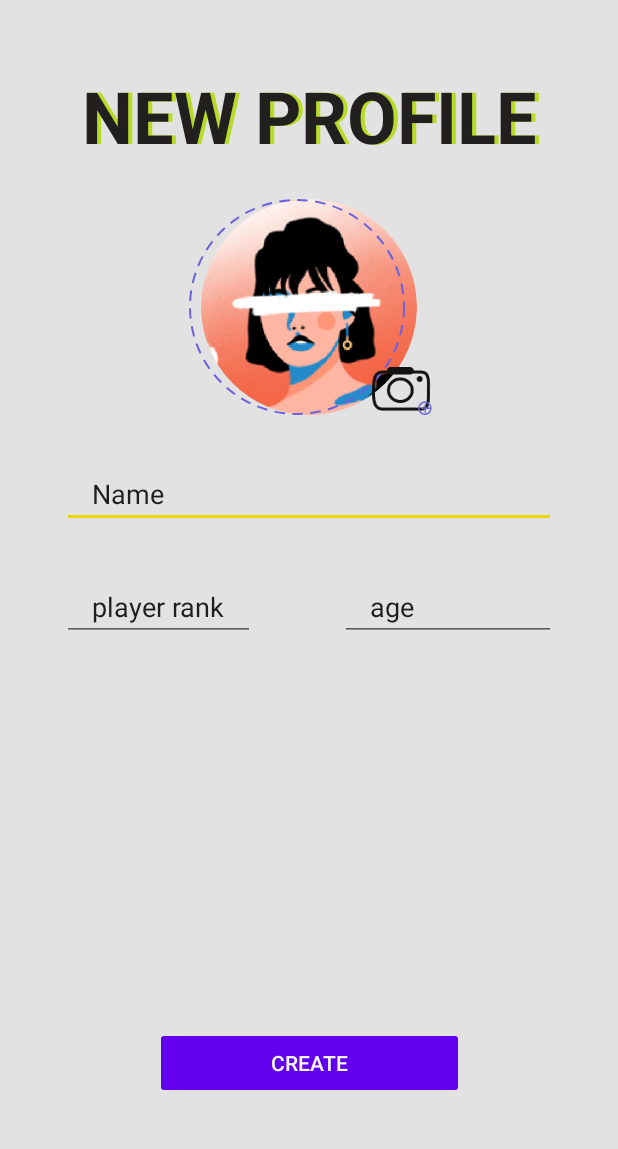
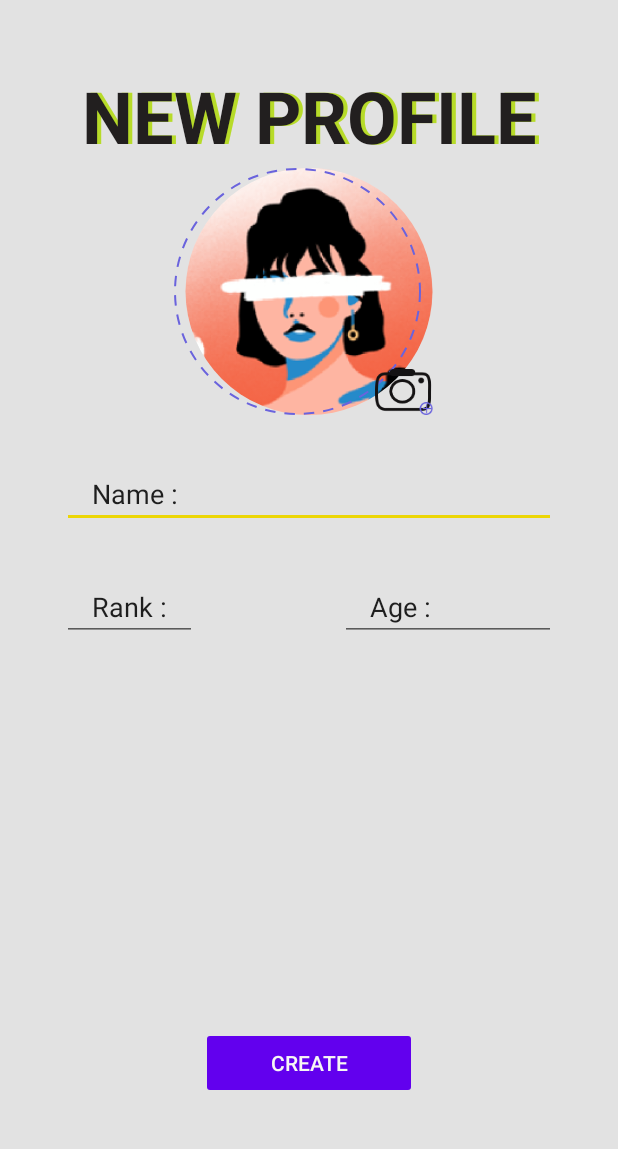
Before and after one commit to DanielIKKA/TennisTrackerApp, an Android app: the screen it shows after launch (MainActivity), in the side drawer, after a tap on "New player", on a phone screen of 412 x 824 dp, the part 62-1211 px from its top. Run offline under Robolectric (Android 15) with nearby library versions, the phone set to English and light mode, and no system bars; our stand-ins replace CircleImageView.

Commit message:
rename files and manage new and update profile

```diff
--- a/app/src/main/java/com/android/tennistrackerapp/controller/activities/MainActivity.java
+++ b/app/src/main/java/com/android/tennistrackerapp/controller/activities/MainActivity.java
@@ -8,7 +8,7 @@ import android.view.MenuItem;
 
 import com.android.tennistrackerapp.R;
 import com.android.tennistrackerapp.controller.fragments.HomeFragment;
-import com.android.tennistrackerapp.controller.fragments.NewProfileFragment;
+import com.android.tennistrackerapp.controller.fragments.ManageProfileFragment;
 import com.android.tennistrackerapp.model.database.DBManager;
 import com.google.android.material.navigation.NavigationView;
 
@@ -44,13 +44,13 @@ public class MainActivity extends AppCompatActivity implements NavigationView.On
     //FOR FRAGMENTS
     // 1 - Declare fragment handled by Navigation Drawer
     private Fragment fragmentHome;
-    private Fragment fragmentNewProfile;
+    private Fragment fragmentManageProfile;
     private Fragment fragmentSettings;
 
     //FOR DATAS
     // 2 - Identify each fragment with a number
     private static final int FRAGMENT_HOME = 0;
-    private static final int FRAGMENT_NEW_PROFILE = 1;
+    private static final int FRAGMENT_MANAGE_PROFILE = 1;
     private static final int FRAGMENT_SETTINGS = 2;
 
 
@@ -168,7 +168,7 @@ public class MainActivity extends AppCompatActivity implements NavigationView.On
                 showFragment(FRAGMENT_HOME);
                 break;
             case R.id.menu_item_new_player:
-                showFragment(FRAGMENT_NEW_PROFILE);
+                showFragment(FRAGMENT_MANAGE_PROFILE);
                 break;
             case R.id.menu_item_settings:
                 showFragment(FRAGMENT_SETTINGS);
@@ -187,8 +187,8 @@ public class MainActivity extends AppCompatActivity implements NavigationView.On
             case FRAGMENT_HOME :
                 this.showHomeFragment();
                 break;
-            case FRAGMENT_NEW_PROFILE:
-                this.showNewProfileFragment();
+            case FRAGMENT_MANAGE_PROFILE:
+                this.showManageProfileFragment();
                 break;
             case FRAGMENT_SETTINGS:
                 this.showSettingsFragment();
@@ -203,9 +203,12 @@ public class MainActivity extends AppCompatActivity implements NavigationView.On
         this.startTransactionFragment(this.fragmentHome);
     }
 
-    private void showNewProfileFragment(){
-        if (this.fragmentNewProfile == null) this.fragmentNewProfile = NewProfileFragment.newInstance();
-        this.startTransactionFragment(this.fragmentNewProfile);
+    private void showManageProfileFragment(){
+        if (this.fragmentManageProfile == null) {
+            this.fragmentManageProfile = ManageProfileFragment
+                    .newInstance(ManageProfileFragment.ProfileViewState.NEW_PROFILE);
+        }
+        this.startTransactionFragment(this.fragmentManageProfile);
     }
 
     private void showSettingsFragment(){
--- a/app/src/main/java/com/android/tennistrackerapp/controller/fragments/NewProfileFragment.java
+++ b/app/src/main/java/com/android/tennistrackerapp/controller/fragments/ManageProfileFragment.java
@@ -1,5 +1,6 @@
 package com.android.tennistrackerapp.controller.fragments;
 
+import android.content.Context;
 import android.os.Bundle;
 import android.text.Editable;
 import android.text.TextWatcher;
@@ -9,6 +10,8 @@ import android.view.ViewGroup;
 import android.view.inputmethod.InputMethodManager;
 import android.widget.Button;
 import android.widget.EditText;
+import android.widget.ImageView;
+import android.widget.TextView;
 
 import com.android.tennistrackerapp.R;
 import com.android.tennistrackerapp.model.Player;
@@ -24,47 +27,63 @@ import static android.content.Context.INPUT_METHOD_SERVICE;
 /**
  * A simple {@link Fragment} subclass.
  */
-public class NewProfileFragment extends Fragment implements View.OnClickListener, TextWatcher {
+public class ManageProfileFragment extends Fragment implements View.OnClickListener, TextWatcher {
 
     // --------------
     // DESIGN ELEM
     // --------------
     private View mainView;
-    private Button btnCreate;
-
-    enum BtnState {
-        ENABLE, DISABLE
-    }
+    private Button btnAction;
+    private Button btnDelete;
+    private ImageView image;
+    private TextView title;
 
     // ---------------------
     // PRIVATES ATTRIBUTES
     // ---------------------
     private DBManager manager = DBManager.getInstance();
     private ArrayList<EditText> fields = new ArrayList<>();
+    private ProfileViewState state;
+
+    private enum BtnState {
+        ENABLE, DISABLE
+    }
+
+    public static enum ProfileViewState {
+        NEW_PROFILE, UPDATE_PROFILE
+    }
 
     // --------------
     // CONSTRUCTOR
     // --------------
-    public NewProfileFragment() {}
+    public ManageProfileFragment() {}
 
-    public static NewProfileFragment newInstance() {
-        return new NewProfileFragment();
+    public static ManageProfileFragment newInstance(ManageProfileFragment.ProfileViewState state) {
+        ManageProfileFragment fragment = new ManageProfileFragment();
+        fragment.state = state;
+        return fragment;
     }
 
     @Override
     public View onCreateView(LayoutInflater inflater, ViewGroup container, Bundle savedInstanceState) {
         // Inflate the layout for this fragment
-        this.mainView =  inflater.inflate(R.layout.fragment_new_profile, container, false);
+        this.mainView =  inflater.inflate(R.layout.fragment_manage_profile, container, false);
 
-        //design elements
-        this.btnCreate = mainView.findViewById(R.id.new_profile_btn);
-        fields.add((EditText) mainView.findViewById(R.id.new_profile_field_name));
-        fields.add((EditText) mainView.findViewById(R.id.new_profile_field_rank));
-        fields.add((EditText) mainView.findViewById(R.id.new_profile_field_age));
+        //common design elements
+        this.btnAction = mainView.findViewById(R.id.manage_profile_btn_action);
+        this.btnDelete = mainView.findViewById(R.id.manage_profile_btn_delete);
+        this.image = mainView.findViewById(R.id.manage_profile_image);
+        this.title = mainView.findViewById(R.id.manage_profile_title);
+        fields.add((EditText) mainView.findViewById(R.id.manage_profile_field_name));
+        fields.add((EditText) mainView.findViewById(R.id.manage_profile_field_rank));
+        fields.add((EditText) mainView.findViewById(R.id.manage_profile_field_age));
+
+        //configure depend on state
+        setupUI();
 
         //set listeners
-        this.btnCreate.setOnClickListener(this);
-        this.mainView.findViewById(R.id.new_profile_layout).setOnClickListener(this);
+        this.btnAction.setOnClickListener(this);
+        this.mainView.findViewById(R.id.manage_profile_layout).setOnClickListener(this);
 
         for (EditText field : fields) {
             field.addTextChangedListener(this);
@@ -73,6 +92,22 @@ public class NewProfileFragment extends Fragment implements View.OnClickListener
         return this.mainView;
     }
 
+    // ------------------
+    // CONFIGURE
+    // ------------------
+    private void setupUI() {
+        Context context = Objects.requireNonNull(getContext());
+
+        if(state.equals(ProfileViewState.NEW_PROFILE)) {
+            this.title.setText(context.getResources().getText(R.string.manage_profile_title_new));
+            this.btnAction.setText(context.getResources().getText(R.string.manage_profile_btn_action_new_profile));
+            this.btnDelete.setVisibility(View.INVISIBLE);
+        } else if (state.equals(ProfileViewState.UPDATE_PROFILE)) {
+            this.title.setText(context.getResources().getText(R.string.manage_profile_title_update));
+            this.btnAction.setText(context.getResources().getText(R.string.manage_profile_btn_action_update_profile));
+            this.btnDelete.setVisibility(View.VISIBLE);
+        }
+    }
 
     // ------------------
     // PRIVATE METHODS
@@ -103,10 +138,10 @@ public class NewProfileFragment extends Fragment implements View.OnClickListener
     private void setBtnState(BtnState state) {
         switch (state) {
             case ENABLE:
-                this.btnCreate.setEnabled(true);
+                this.btnAction.setEnabled(true);
                 break;
             case DISABLE:
-                this.btnCreate.setEnabled(false);
+                this.btnAction.setEnabled(false);
                 break;
         }
     }
@@ -116,7 +151,7 @@ public class NewProfileFragment extends Fragment implements View.OnClickListener
     // ----------------------------
     @Override
     public void onClick(View v) {
-        if(v.equals(mainView.findViewById(R.id.new_profile_layout))) {
+        if(v.equals(mainView.findViewById(R.id.manage_profile_layout))) {
             hideSoftKeyBoard();
             return;
         }
--- a/app/src/main/res/drawable/circle.xml
+++ b/app/src/main/res/drawable/circle.xml
@@ -4,7 +4,7 @@
         <shape android:shape="oval">
             <stroke
                 android:color="@color/colorAccent_secondary"
-                android:dashGap="5sp"
+                android:dashGap="6sp"
                 android:dashWidth="7sp"
                 android:width="1sp"/>
         </shape>
--- a/app/src/main/res/layout/fragment_new_profile.xml
+++ b/app/src/main/res/layout/fragment_manage_profile.xml
@@ -3,52 +3,64 @@
     xmlns:android="http://schemas.android.com/apk/res/android"
     xmlns:app="http://schemas.android.com/apk/res-auto"
     xmlns:tools="http://schemas.android.com/tools"
-    android:id="@+id/new_profile_layout"
+    android:id="@+id/manage_profile_layout"
     android:layout_width="match_parent"
     android:layout_height="match_parent"
-    tools:context=".controller.fragments.NewProfileFragment">
+    tools:context=".controller.fragments.ManageProfileFragment">
 
     <!-- Header -->
     <androidx.appcompat.widget.AppCompatTextView
-        android:id="@+id/new_profile_title_highlight"
+        android:id="@+id/manage_profile_title_highlight"
         style="@style/TextAppearance.MaterialComponents.Headline3"
         android:layout_width="0dp"
 
         android:layout_height="wrap_content"
         android:layout_marginStart="5sp"
-        android:text="@string/new_profile_title"
+        android:text="@string/manage_profile_title_new"
         android:textAlignment="center"
 
         android:textColor="@color/green_tennisTracker"
         android:textStyle="bold"
-        app:layout_constraintEnd_toEndOf="@id/new_profile_title"
-        app:layout_constraintStart_toStartOf="@id/new_profile_title"
-        app:layout_constraintTop_toTopOf="@id/new_profile_title" />
+        app:layout_constraintEnd_toEndOf="@id/manage_profile_title"
+        app:layout_constraintStart_toStartOf="@id/manage_profile_title"
+        app:layout_constraintTop_toTopOf="@id/manage_profile_title" />
 
     <androidx.appcompat.widget.AppCompatTextView
-        android:id="@+id/new_profile_title"
+        android:id="@+id/manage_profile_title"
         style="@style/TextAppearance.MaterialComponents.Headline3"
         android:layout_width="match_parent"
         android:layout_height="wrap_content"
         android:layout_marginVertical="30dp"
 
-        android:text="@string/new_profile_title"
+        android:text="@string/manage_profile_title_new"
         android:textAlignment="center"
         android:textColor="@color/text_dark"
         android:textStyle="bold"
         app:layout_constraintTop_toTopOf="parent" />
 
-    <!-- body -->
+    <androidx.appcompat.widget.AppCompatButton
+        android:id="@+id/manage_profile_btn_delete"
+        android:layout_width="wrap_content"
+        android:layout_height="wrap_content"
+
+        android:text="@string/manage_profile_btn_delete"
+
+        app:layout_constraintTop_toTopOf="@id/manage_profile_image"
+        app:layout_constraintStart_toEndOf="@id/manage_profile_image"
+        app:layout_constraintEnd_toEndOf="parent"
+        />
+
+    <!-- Image -->
     <de.hdodenhof.circleimageview.CircleImageView
-        android:id="@+id/new_profile_image"
+        android:id="@+id/manage_profile_image"
         android:layout_width="0dp"
         android:layout_height="0dp"
 
         app:layout_constraintStart_toStartOf="parent"
         app:layout_constraintEnd_toEndOf="parent"
-        app:layout_constraintBottom_toTopOf="@id/new_profile_field_name"
+        app:layout_constraintBottom_toTopOf="@id/manage_profile_field_name"
         app:layout_constraintDimensionRatio="1:1"
-        app:layout_constraintWidth_percent="0.35"
+        app:layout_constraintWidth_percent="0.4"
         android:layout_marginVertical="30dp"
 
 
@@ -56,43 +68,47 @@
         android:scaleType="centerCrop"
         />
     <View
-        android:id="@+id/new_profile_dashed_circle"
+        android:id="@+id/manage_profile_dashed_circle"
         android:layout_width="0dp"
         android:layout_height="0dp"
 
-        app:layout_constraintTop_toTopOf="@id/new_profile_image"
-        app:layout_constraintBottom_toBottomOf="@id/new_profile_image"
-
+        app:layout_constraintTop_toTopOf="@id/manage_profile_image"
+        app:layout_constraintBottom_toBottomOf="@id/manage_profile_image"
         app:layout_constraintStart_toStartOf="parent"
         app:layout_constraintEnd_toEndOf="parent"
+
         app:layout_constraintDimensionRatio="1:1"
         app:layout_constraintHorizontal_bias="0.47"
 
         android:background="@drawable/circle"
         />
     <View
-        android:layout_width="40dp"
+        android:id="@+id/manage_profile_icon_camera"
+        android:layout_width="0dp"
         android:layout_height="0dp"
 
-        app:layout_constraintBottom_toBottomOf="@id/new_profile_image"
-        app:layout_constraintStart_toEndOf="@id/new_profile_dashed_circle"
-        app:layout_constraintEnd_toEndOf="@id/new_profile_image"
+        app:layout_constraintTop_toTopOf="@id/manage_profile_image"
+        app:layout_constraintBottom_toBottomOf="@id/manage_profile_image"
+        app:layout_constraintEnd_toEndOf="@id/manage_profile_image"
+
+        app:layout_constraintHeight_percent="0.04"
+        app:layout_constraintVertical_bias="1"
         app:layout_constraintHorizontal_bias="0.7"
         app:layout_constraintDimensionRatio="5:4"
         android:background="@drawable/camera"
         />
 
+    <!-- Fields -->
     <androidx.appcompat.widget.AppCompatEditText
-        android:id="@+id/new_profile_field_name"
+        android:id="@+id/manage_profile_field_name"
         android:layout_width="0dp"
         android:layout_height="wrap_content"
 
         android:layout_marginTop="60dp"
-        android:hint="Name of player"
         android:inputType="textPersonName"
         android:paddingHorizontal="20dp"
 
-        android:text="@string/new_profiles_placeholder_name"
+        android:text="@string/manage_profile_placeholder_name"
         android:tag="new_profile_tag_name"
 
         app:layout_constraintBottom_toBottomOf="parent"
@@ -103,7 +119,7 @@
         app:layout_constraintWidth_percent="0.8" />
 
     <androidx.appcompat.widget.AppCompatEditText
-        android:id="@+id/new_profile_field_rank"
+        android:id="@+id/manage_profile_field_rank"
         android:layout_width="wrap_content"
         android:layout_height="wrap_content"
 
@@ -111,30 +127,30 @@
         android:inputType="number"
 
         android:paddingHorizontal="20dp"
-        android:text="@string/new_profile_placeholder_rank"
+        android:text="@string/manage_profile_placeholder_rank"
         android:tag="new_profile_tag_rank"
 
-        app:layout_constraintStart_toStartOf="@id/new_profile_field_name"
-        app:layout_constraintTop_toBottomOf="@id/new_profile_field_name"
+        app:layout_constraintStart_toStartOf="@id/manage_profile_field_name"
+        app:layout_constraintTop_toBottomOf="@id/manage_profile_field_name"
         app:layout_constraintWidth_percent="0.35" />
 
     <androidx.appcompat.widget.AppCompatEditText
-        android:id="@+id/new_profile_field_age"
+        android:id="@+id/manage_profile_field_age"
         android:layout_width="0dp"
         android:layout_height="wrap_content"
 
         android:inputType="number"
 
         android:paddingHorizontal="20dp"
-        android:text="@string/new_profile_placeholder_age"
+        android:text="@string/manage_profile_placeholder_age"
         android:tag="new_profile_tag_age"
 
-        app:layout_constraintEnd_toEndOf="@id/new_profile_field_name"
-        app:layout_constraintTop_toTopOf="@id/new_profile_field_rank"
+        app:layout_constraintEnd_toEndOf="@id/manage_profile_field_name"
+        app:layout_constraintTop_toTopOf="@id/manage_profile_field_rank"
         app:layout_constraintWidth_percent="0.35" />
 
     <androidx.appcompat.widget.AppCompatButton
-        android:id="@+id/new_profile_btn"
+        android:id="@+id/manage_profile_btn_action"
         style="@style/TextAppearance.AppCompat.Widget.ActionBar.Menu"
         android:layout_width="0dp"
 
@@ -143,13 +159,14 @@
         android:layout_marginTop="100dp"
 
         android:backgroundTint="@color/design_default_color_primary"
-        android:text="@string/new_profile_btn"
+        android:text="@string/manage_profile_btn_action_new_profile"
         android:textColor="@color/colorPrimary"
         android:enabled="false"
 
         app:layout_constraintBottom_toBottomOf="parent"
         app:layout_constraintEnd_toEndOf="parent"
         app:layout_constraintStart_toStartOf="parent"
-        app:layout_constraintWidth_percent="0.5" />
+        app:layout_constraintDimensionRatio="3:1"
+        />
 
 </androidx.constraintlayout.widget.ConstraintLayout>
--- a/app/src/main/res/values/strings.xml
+++ b/app/src/main/res/values/strings.xml
@@ -16,13 +16,15 @@
     <!-- MenuDrawer Strings -->
     <string name="menu">MENU</string>
 
-    <!-- TODO: Remove or change this placeholder text -->
-    <string name="hello_blank_fragment">Hello blank fragment</string>
-    <string name="new_profile_title">NEW PROFILE</string>
-    <string name="new_profile_btn">CREATE</string>
-    <string name="new_profile_placeholder_age">age</string>
-    <string name="new_profile_placeholder_rank">player rank</string>
-    <string name="new_profiles_placeholder_name">Name</string>
+    <!-- Manage_profile -->
+    <string name="manage_profile_title_new">NEW PROFILE</string>
+    <string name="manage_profile_placeholder_age">Age :</string>
+    <string name="manage_profile_placeholder_rank">Rank :</string>
+    <string name="manage_profile_placeholder_name">Name :</string>
+    <string name="manage_profile_btn_delete">Delete</string>
+    <string name="manage_profile_btn_action_new_profile">CREATE</string>
+    <string name="manage_profile_btn_action_update_profile">UPDATE</string>
+    <string name="manage_profile_title_update">EDIT PROFILE</string>
 
 
 </resources>
```
